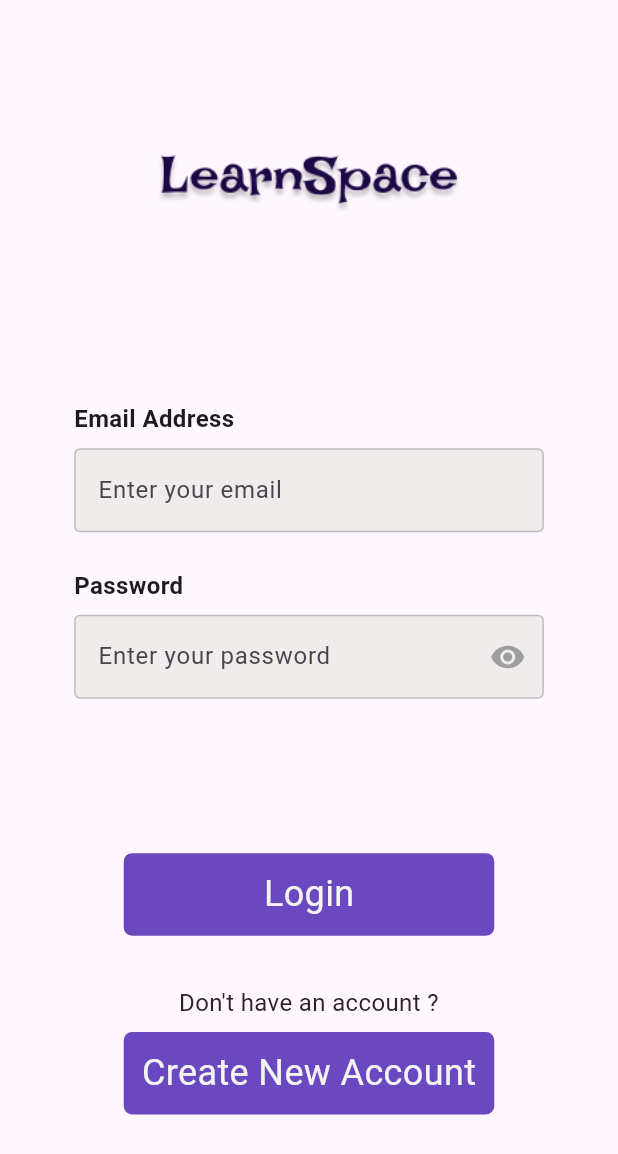
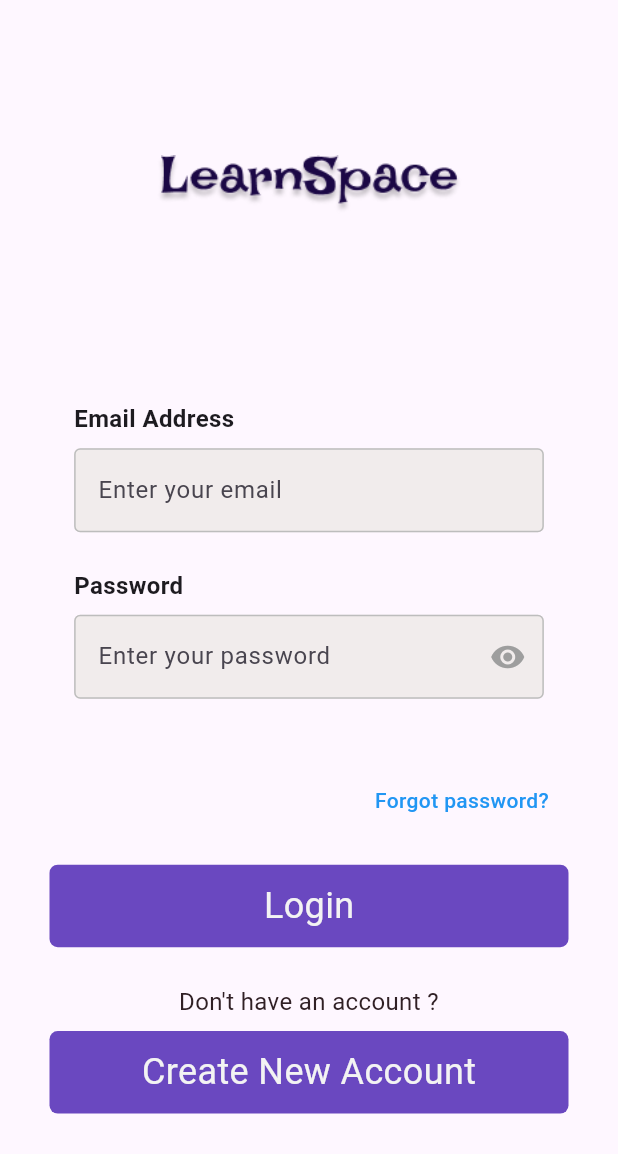
Before and after one commit to sam-in07/LEARNSPACE, a Flutter app: the screen it shows after launch, after a tap on "Get Started", on a phone screen of 412 x 824 dp. Shown: the top 1154 px of the screen. Run offline on Flutter 3.47's test engine with Material 3 defaults, Android fonts, the phone set to English and light mode, and no system bars; our stand-ins replace google_fonts; Roboto replaces fonts that are missing (Inder).

Commit message:
feat: Add forgot password and adjust UI on login screen
- Add "Forgot password?" text button.
- Increase the width of the "Login" and "Create New Account" buttons.
- Adjust vertical spacing between elements.

```diff
--- a/lib/screens/LoginScreen.dart
+++ b/lib/screens/LoginScreen.dart
@@ -71,11 +71,34 @@ class _loginState extends State<login > {
                 isPassword: true,
               ),
 
-             //login button
-              SizedBox(height: height * 0.125),
+
+              SizedBox(height: height * 0.07),
+              //forgot password
+              Padding(
+                padding: const EdgeInsets.only(right: 46.0),
+                child: Align(
+                  alignment: Alignment.centerRight,
+                  child: GestureDetector(
+                    onTap: () {
+                      // Action when tapped
+                    },
+                    child: const Text(
+                      'Forgot password?',
+                      style: TextStyle(
+                        color: Colors.blue,
+                        fontWeight: FontWeight.w500,
+                      ),
+                    ),
+                  ),
+                ),
+              ),
+
+
+              //login button
+              SizedBox(height: height * 0.04),
               PrimaryButton(
                 height: 55,
-                width: 247,
+                width: 346,
                 radius: 5.5,
                 color: AppColors.primaryColor,
                 title: 'Login',
@@ -87,7 +110,7 @@ class _loginState extends State<login > {
                   );
                 },
               ),
-              SizedBox(height: height * 0.04),
+              SizedBox(height: height * 0.03),
               Text(
                 "Don't have an account ?",
                 textAlign: TextAlign.center,
@@ -96,7 +119,7 @@ class _loginState extends State<login > {
               SizedBox(height: height * 0.01),
               PrimaryButton(
                 height: 55,
-                width: 247,
+                width: 346,
                 radius: 5.5,
                 color: AppColors.primaryColor,
                 title: 'Create New Account',
```
